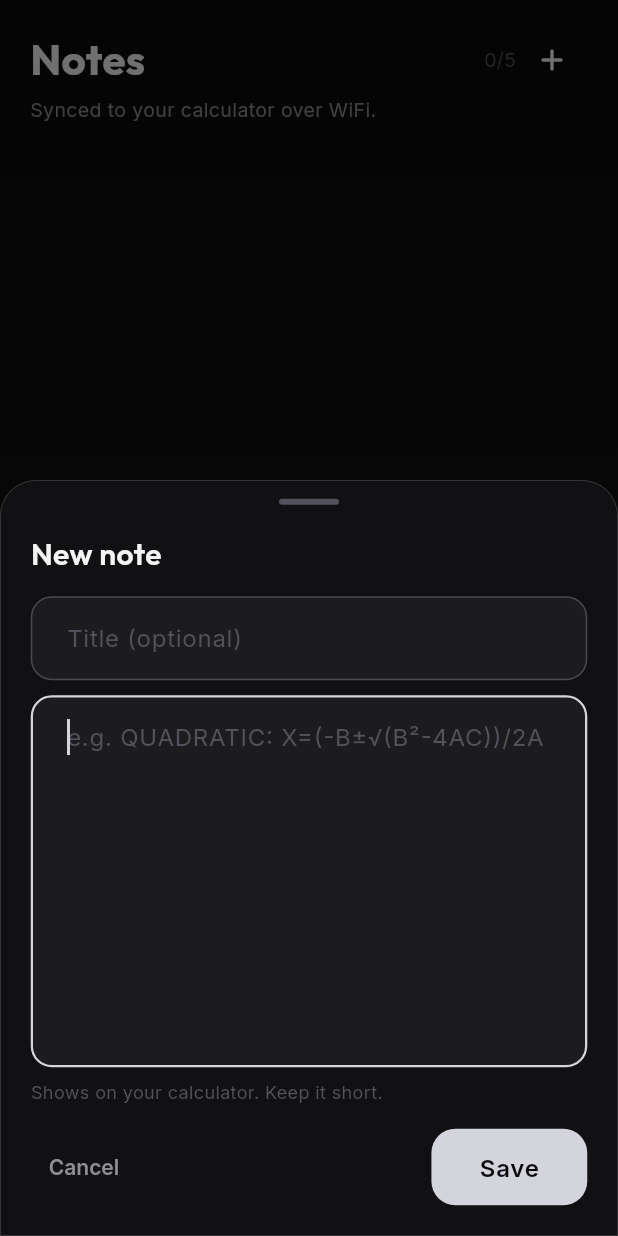
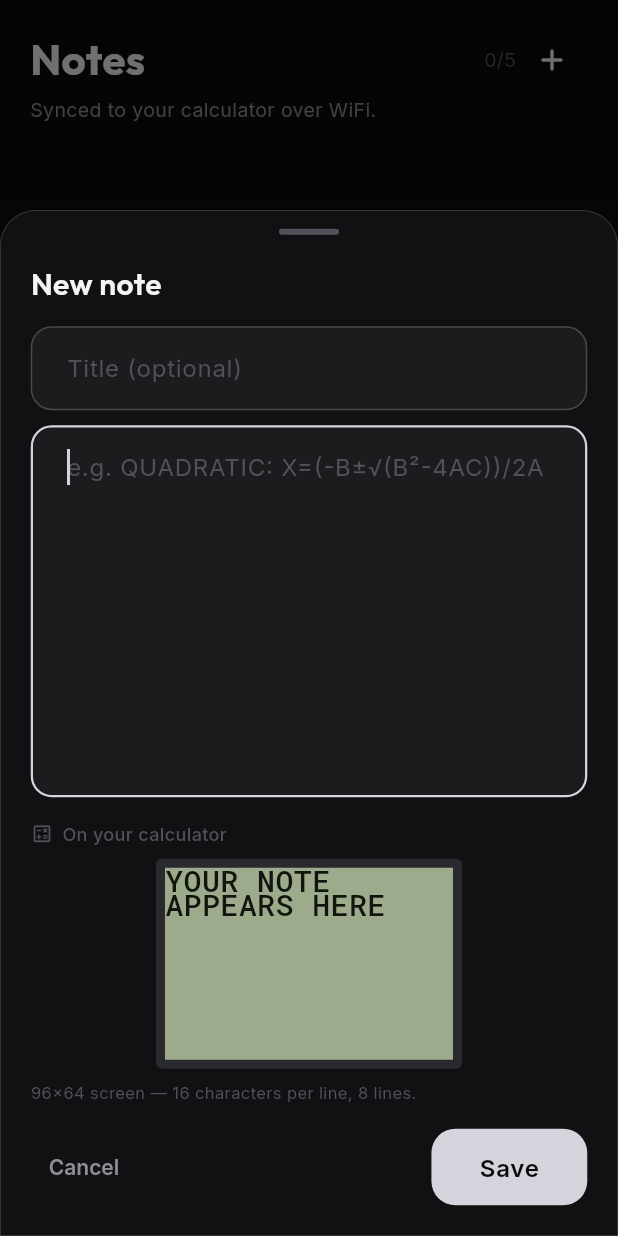
Before and after one commit to ceeazer1/calcai-app, a Flutter app: the NotesScreen widget shown alone on an empty page, opened directly, after a tap on the "add" icon, on a phone screen of 412 x 824 dp. Run offline on Flutter 3.47's test engine with Material 3 defaults, Android fonts, the phone set to English and light mode, and no system bars; our stand-ins replace flutter_blue_plus, flutter_secure_storage, google_fonts, google_sign_in, package_info_plus, shared_preferences and 1 more; accounts and stored records are empty.

Commit message:
feat: 1:1 TI-84 Plus screen preview in the note editor
Adds Ti84Screen — a scaled mock of the calculator's 96x64 monochrome LCD,
laying text out on its real 16-col x 8-row grid (6x8 px cells) — and shows it
live under the body field so you can see exactly how a note lands on the
calculator as you type, including when it overflows the 8 visible rows.

Also:
- wrapForTi84() wraps on spaces and hard-splits over-long words; unit tested.
- Keep the preview at scale 2 so the Save button stays reachable without
  scrolling on short screens.
- Fix widget_test.dart, which still referenced the deleted splash screen and
  only provided BleService.

Co-Authored-By: Claude Opus 4.8 <noreply@anthropic.com>

```diff
--- a/lib/screens/notes_screen.dart
+++ b/lib/screens/notes_screen.dart
@@ -7,6 +7,7 @@ import '../services/auth_service.dart';
 import '../services/cloud_service.dart';
 import '../theme/app_colors.dart';
 import '../widgets/glass_card.dart';
+import '../widgets/ti84_screen.dart';
 
 /// Notes screen — short reference notes synced to the calculator.
 ///
@@ -185,11 +186,43 @@ class _NotesScreenState extends State<NotesScreen> {
                       ),
                     ),
                   ),
+                  const SizedBox(height: 16),
+
+                  // ── Live 1:1 TI-84 Plus screen preview ──────────
+                  Row(
+                    children: [
+                      const Icon(Icons.calculate_outlined,
+                          size: 15, color: AppColors.textTertiary),
+                      const SizedBox(width: 6),
+                      Text(
+                        'On your calculator',
+                        style: GoogleFonts.inter(
+                          fontSize: 12,
+                          fontWeight: FontWeight.w500,
+                          color: AppColors.textTertiary,
+                        ),
+                      ),
+                    ],
+                  ),
+                  const SizedBox(height: 8),
+                  Center(
+                    child: ValueListenableBuilder<TextEditingValue>(
+                      valueListenable: bodyCtrl,
+                      builder: (_, value, __) => Ti84Screen(
+                        // Scale 2 (192x128) keeps the Save button reachable
+                        // without scrolling on short screens.
+                        scale: 2,
+                        text: value.text.isEmpty
+                            ? 'YOUR NOTE APPEARS HERE'
+                            : value.text,
+                      ),
+                    ),
+                  ),
                   const SizedBox(height: 8),
                   Text(
-                    'Shows on your calculator. Keep it short.',
+                    '96x64 screen — 16 characters per line, 8 lines.',
                     style: GoogleFonts.inter(
-                      fontSize: 12,
+                      fontSize: 11,
                       color: AppColors.textTertiary,
                     ),
                   ),
--- /dev/null
+++ b/lib/widgets/ti84_screen.dart
@@ -0,0 +1,139 @@
+import 'package:flutter/material.dart';
+import 'package:google_fonts/google_fonts.dart';
+
+/// TI-84 Plus LCD geometry.
+///
+/// The screen is 96x64 pixels. The large home-screen font is 6x8 px per cell,
+/// so text lays out on a 16-column x 8-row grid — which is why the calculator
+/// prompts tell the AI to keep lines to 16 characters.
+const int kTi84Cols = 16;
+const int kTi84Rows = 8;
+const double _kCellW = 6;
+const double _kCellH = 8;
+
+/// Wraps [text] to the calculator's 16-column grid.
+///
+/// Breaks on whitespace where possible and hard-splits words longer than a
+/// row, mirroring how the text lands on the real screen.
+List<String> wrapForTi84(String text, {int cols = kTi84Cols}) {
+  final out = <String>[];
+  for (final rawLine in text.replaceAll('\r', '').split('\n')) {
+    final line = rawLine.trimRight();
+    if (line.isEmpty) {
+      out.add('');
+      continue;
+    }
+    var current = '';
+    for (final word in line.split(' ')) {
+      var w = word;
+      // Hard-split anything wider than a full row.
+      while (w.length > cols) {
+        if (current.isNotEmpty) {
+          out.add(current);
+          current = '';
+        }
+        out.add(w.substring(0, cols));
+        w = w.substring(cols);
+      }
+      if (current.isEmpty) {
+        current = w;
+      } else if (current.length + 1 + w.length <= cols) {
+        current = '$current $w';
+      } else {
+        out.add(current);
+        current = w;
+      }
+    }
+    if (current.isNotEmpty) out.add(current);
+  }
+  return out;
+}
+
+/// A 1:1 mock of the TI-84 Plus screen, scaled up by [scale].
+///
+/// Renders [text] the way the calculator would: uppercase, monospaced, wrapped
+/// to 16 columns and clipped to 8 rows, on the classic grey-green LCD.
+class Ti84Screen extends StatelessWidget {
+  const Ti84Screen({
+    super.key,
+    required this.text,
+    this.scale = 3,
+    this.showOverflowHint = true,
+  });
+
+  final String text;
+
+  /// Pixel multiplier. 3 renders the 96x64 panel at 288x192.
+  final double scale;
+
+  /// Whether to note that content ran past the 8 visible rows.
+  final bool showOverflowHint;
+
+  // Classic monochrome TI LCD.
+  static const Color _lcd = Color(0xFF9DAA8B);
+  static const Color _ink = Color(0xFF10160E);
+
+  @override
+  Widget build(BuildContext context) {
+    // The calculator renders plain uppercase text.
+    final lines = wrapForTi84(text.toUpperCase());
+    final visible = lines.take(kTi84Rows).toList();
+    final overflowed = lines.length > kTi84Rows;
+
+    // RobotoMono advances 0.6em per glyph, so this fontSize makes one glyph
+    // exactly one 6px cell at the given scale.
+    final fontSize = _kCellW / 0.6 * scale;
+
+    return Column(
+      crossAxisAlignment: CrossAxisAlignment.start,
+      children: [
+        // Bezel around the panel, so it reads as a screen.
+        Container(
+          padding: EdgeInsets.all(3 * scale),
+          decoration: BoxDecoration(
+            color: const Color(0xFF2A2A2E),
+            borderRadius: BorderRadius.circular(2 * scale),
+          ),
+          child: Container(
+            width: kTi84Cols * _kCellW * scale,
+            height: kTi84Rows * _kCellH * scale,
+            color: _lcd,
+            child: Column(
+              crossAxisAlignment: CrossAxisAlignment.start,
+              children: List.generate(kTi84Rows, (i) {
+                final line = i < visible.length ? visible[i] : '';
+                return SizedBox(
+                  height: _kCellH * scale,
+                  child: Align(
+                    alignment: Alignment.centerLeft,
+                    child: Text(
+                      line,
+                      maxLines: 1,
+                      softWrap: false,
+                      style: GoogleFonts.robotoMono(
+                        fontSize: fontSize,
+                        height: (_kCellH * scale) / fontSize,
+                        color: _ink,
+                        fontWeight: FontWeight.w500,
+                      ),
+                    ),
+                  ),
+                );
+              }),
+            ),
+          ),
+        ),
+        if (showOverflowHint && overflowed) ...[
+          SizedBox(height: 6),
+          Text(
+            'Too long — ${lines.length - kTi84Rows} line(s) run off screen',
+            style: GoogleFonts.inter(
+              fontSize: 11,
+              color: const Color(0xFFFFAB40),
+            ),
+          ),
+        ],
+      ],
+    );
+  }
+}
```
Also changed, not shown: 3 other files.
